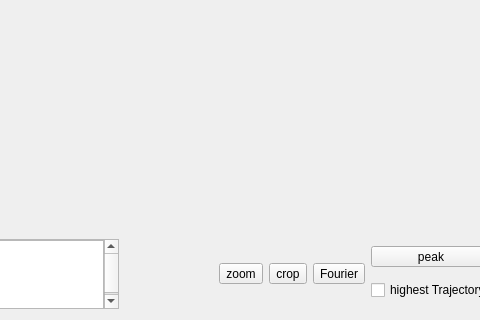
First picture: the form in src/form/plot/formplot.ui, repository MRsoymilk/MySerial, before the edit; both pictures show x 150 to 630 and y 210 to 530 of the 859 by 530 pixel window.
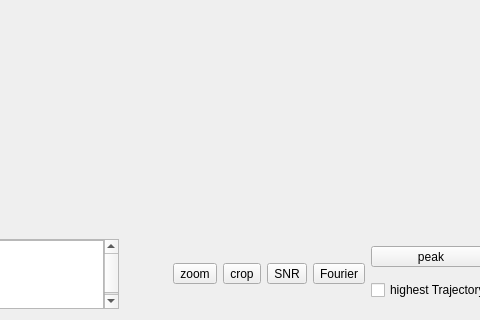
Second picture: the form after the edit. Icons and pictures are not drawn.

What changed in the file:
```diff
--- a/src/form/plot/formplot.ui
+++ b/src/form/plot/formplot.ui
@@ -203,6 +203,13 @@
        </property>
       </widget>
      </item>
+     <item>
+      <widget class="QToolButton" name="tBtnSNR">
+       <property name="text">
+        <string>SNR</string>
+       </property>
+      </widget>
+     </item>
      <item>
       <widget class="QToolButton" name="tBtnFourier">
        <property name="text">
```
Left out of the diff: 2 changed lines with no effect on the pictures.
